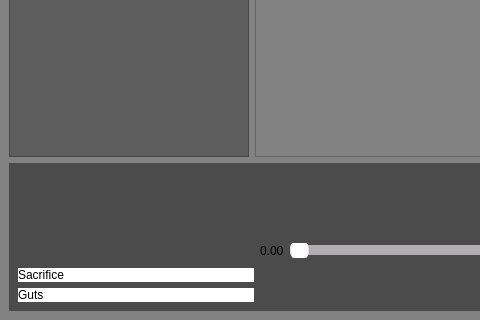
The window that Spotifuck/Interface/SpotiFuckDesign.ui (Timofey-arch/algorithms-works) describes before a commit, drawn with Qt 5; both pictures show x 0 to 480 and y 314 to 634 of the 816 by 634 pixel window.
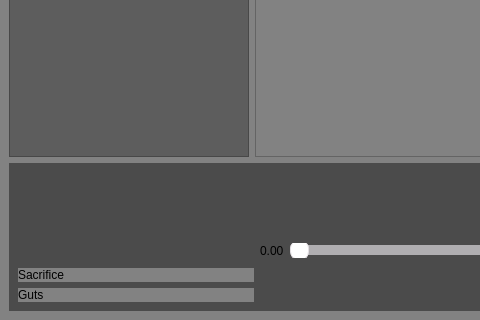
The same window after the commit. Icons and pictures are not drawn.

Commit message: Added additional parameters to the class Playlist

```diff
--- a/Spotifuck/Interface/SpotiFuckDesign.ui
+++ b/Spotifuck/Interface/SpotiFuckDesign.ui
@@ -272,8 +272,7 @@
       <item>
        <widget class="QWidget" name="BottomPanel" native="true">
         <property name="styleSheet">
-         <string notr="true">background-color: rgb(93, 93, 93);
-background-color: rgb(75, 75, 75);</string>
+         <string notr="true">background-color: rgb(75, 75, 75);</string>
         </property>
         <layout class="QGridLayout" name="gridLayout">
          <item row="0" column="0">
@@ -336,8 +335,8 @@
                <item>
                 <widget class="QLabel" name="MusicName">
                  <property name="styleSheet">
-                  <string notr="true">background-color: rgb(255, 255, 255);
-font: 8pt &quot;Arial Rounded MT Bold&quot;;</string>
+                  <string notr="true">background-color: rgb(130, 130, 130);
+font: 10pt &quot;Arial Rounded MT Bold&quot;;</string>
                  </property>
                  <property name="text">
                   <string>Sacrifice</string>
@@ -347,8 +346,8 @@
                <item>
                 <widget class="QLabel" name="AuthorName">
                  <property name="styleSheet">
-                  <string notr="true">background-color: rgb(255, 255, 255);
-font: 8pt &quot;Arial Rounded MT Bold&quot;;</string>
+                  <string notr="true">background-color: rgb(130, 130, 130);
+font: 10pt &quot;Arial Rounded MT Bold&quot;;</string>
                  </property>
                  <property name="text">
                   <string>Guts</string>
```
The commit also changes 2 other files.
